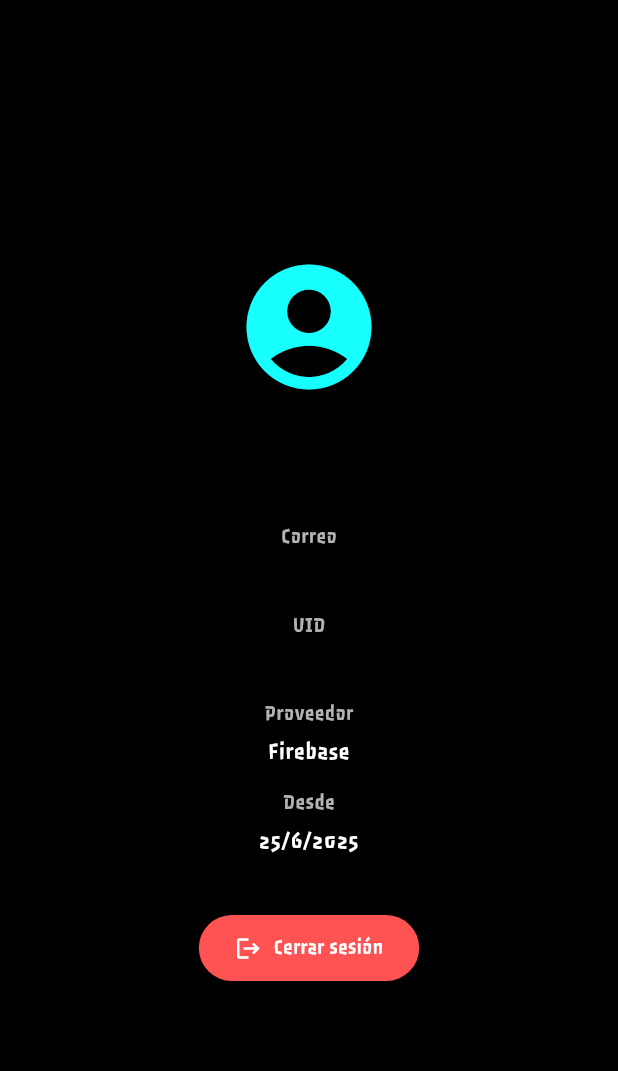
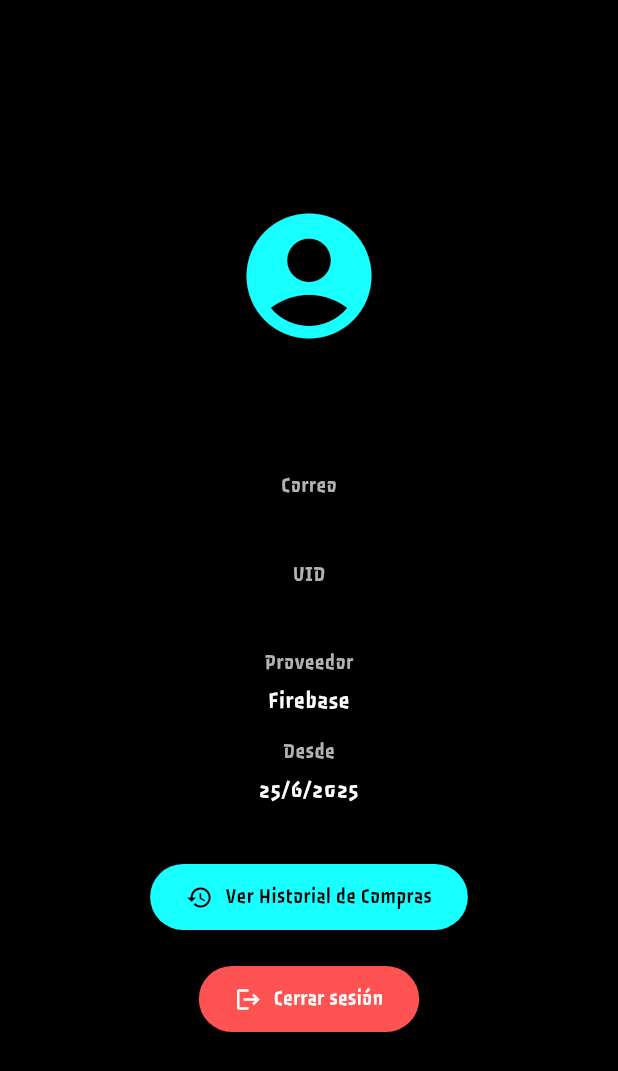
Before and after one commit to Yorshgamer/app-detodo, a Flutter app: the PerfilScreen screen opened directly, on a phone screen of 412 x 824 dp. Shown: the top 1071 px of the screen. Run offline on Flutter 3.47's test engine with Material 3 defaults, Android fonts, the phone set to English and light mode, and no system bars; our stand-ins replace cloud_firestore, firebase_auth, firebase_core, geolocator, google_maps_flutter; accounts and stored records are empty.

Commit message:
Se hizo el historial de compras

```diff
--- a/lib/screens/user/perfil_screen.dart
+++ b/lib/screens/user/perfil_screen.dart
@@ -58,7 +58,9 @@ class _PerfilScreenState extends State<PerfilScreen> {
   }
 
   Widget _buildPerfil() {
-    return Column(
+    return SingleChildScrollView(
+      padding: const EdgeInsets.symmetric(horizontal: 16, vertical: 24),
+      child: Column(
         mainAxisAlignment: MainAxisAlignment.center,
         children: [
           const Icon(Icons.account_circle, size: 100, color: Colors.cyanAccent),
@@ -83,6 +85,24 @@ class _PerfilScreenState extends State<PerfilScreen> {
                 : 'Desconocido',
           ),
           const SizedBox(height: 30),
+
+          // ✅ Botón para ver historial de compras
+          ElevatedButton.icon(
+            onPressed: () {
+              Navigator.pushNamed(context, '/historial');
+            },
+            icon: const Icon(Icons.history),
+            label: const Text('Ver Historial de Compras'),
+            style: ElevatedButton.styleFrom(
+              backgroundColor: Colors.cyanAccent,
+              foregroundColor: Colors.black,
+              padding: const EdgeInsets.symmetric(horizontal: 24, vertical: 12),
+            ),
+          ),
+
+          const SizedBox(height: 20),
+
+          // Botón de cerrar sesión
           ElevatedButton.icon(
             style: ElevatedButton.styleFrom(
               backgroundColor: Colors.redAccent,
@@ -97,12 +117,13 @@ class _PerfilScreenState extends State<PerfilScreen> {
             },
           ),
         ],
+      ),
     );
   }
 
   Widget _datoCentrado(String titulo, String valor) {
     return Padding(
-      padding: const EdgeInsets.symmetric(vertical: 6, horizontal: 16),
+      padding: const EdgeInsets.symmetric(vertical: 6),
       child: Column(
         children: [
           Text(
```
Also changed, not shown: lib/main.dart (+11 -3 lines), lib/screens/user/carrito_screen.dart (+52 -7 lines), lib/screens/user/historial_screen.dart (added, +78 -0 lines). Lines whose indentation alone changed are shown as unchanged.
